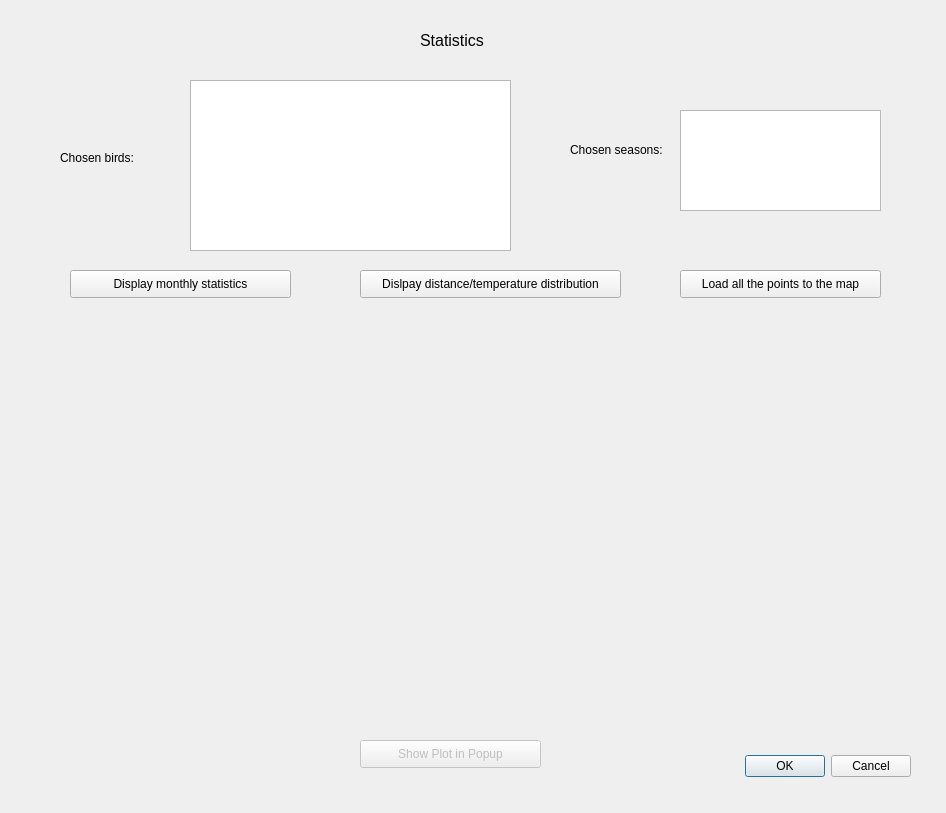
Before: the Qt Designer form movement_analysis/movement_analysis_dialog_results.ui in saadsaifse/flight-analysis, drawn with Qt 5.
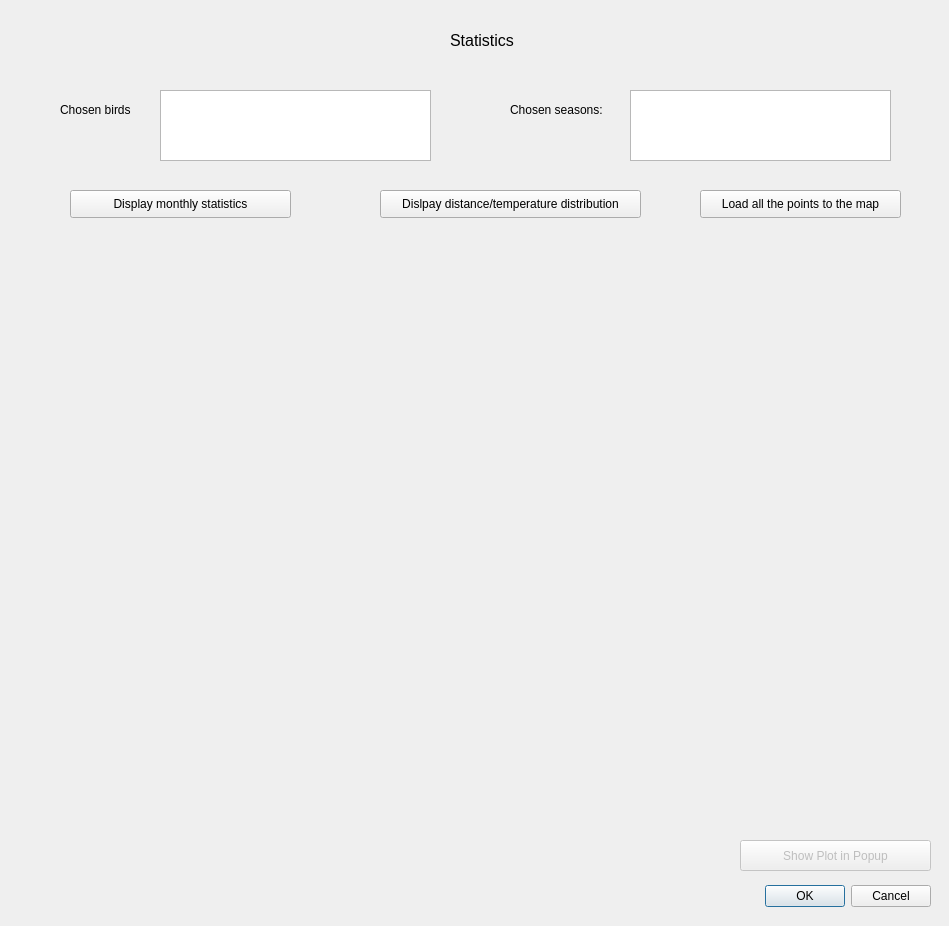
After: the same form once the commit is applied.

What changed in the file:
```diff
--- a/movement_analysis/movement_analysis_dialog_results.ui
+++ b/movement_analysis/movement_analysis_dialog_results.ui
@@ -6,8 +6,8 @@
    <rect>
     <x>0</x>
     <y>0</y>
-    <width>946</width>
-    <height>813</height>
+    <width>949</width>
+    <height>926</height>
    </rect>
   </property>
   <property name="windowTitle">
@@ -16,9 +16,9 @@
   <widget class="QDialogButtonBox" name="button_box">
    <property name="geometry">
     <rect>
-     <x>570</x>
-     <y>750</y>
-     <width>341</width>
+     <x>730</x>
+     <y>880</y>
+     <width>201</width>
      <height>32</height>
     </rect>
    </property>
@@ -32,7 +32,7 @@
   <widget class="QLabel" name="label">
    <property name="geometry">
     <rect>
-     <x>420</x>
+     <x>450</x>
      <y>30</y>
      <width>121</width>
      <height>21</height>
@@ -50,47 +50,21 @@
   <widget class="QLabel" name="statsLabel">
    <property name="geometry">
     <rect>
-     <x>90</x>
-     <y>320</y>
-     <width>731</width>
-     <height>411</height>
+     <x>70</x>
+     <y>230</y>
+     <width>831</width>
+     <height>591</height>
     </rect>
    </property>
    <property name="text">
     <string/>
    </property>
   </widget>
-  <widget class="QPushButton" name="monthlyStatsButton">
-   <property name="geometry">
-    <rect>
-     <x>70</x>
-     <y>270</y>
-     <width>221</width>
-     <height>28</height>
-    </rect>
-   </property>
-   <property name="text">
-    <string>Display monthly statistics</string>
-   </property>
-  </widget>
-  <widget class="QPushButton" name="distTempButton">
-   <property name="geometry">
-    <rect>
-     <x>360</x>
-     <y>270</y>
-     <width>261</width>
-     <height>28</height>
-    </rect>
-   </property>
-   <property name="text">
-    <string>Dislpay distance/temperature distribution</string>
-   </property>
-  </widget>
   <widget class="QPushButton" name="loadToMapButton">
    <property name="geometry">
     <rect>
-     <x>680</x>
-     <y>270</y>
+     <x>700</x>
+     <y>190</y>
      <width>201</width>
      <height>28</height>
     </rect>
@@ -99,44 +73,34 @@
     <string>Load all the points to the map</string>
    </property>
   </widget>
-  <widget class="QTextEdit" name="textEdit">
-   <property name="geometry">
-    <rect>
-     <x>190</x>
-     <y>80</y>
-     <width>321</width>
-     <height>171</height>
-    </rect>
-   </property>
-  </widget>
-  <widget class="QLabel" name="label_3">
-   <property name="geometry">
-    <rect>
-     <x>60</x>
-     <y>150</y>
-     <width>121</width>
-     <height>16</height>
-    </rect>
-   </property>
-   <property name="text">
-    <string>Chosen birds:</string>
-   </property>
-  </widget>
   <widget class="QTextEdit" name="textEdit_2">
+   <property name="enabled">
+    <bool>true</bool>
+   </property>
    <property name="geometry">
     <rect>
-     <x>680</x>
-     <y>110</y>
-     <width>201</width>
-     <height>101</height>
+     <x>630</x>
+     <y>90</y>
+     <width>261</width>
+     <height>71</height>
     </rect>
    </property>
+   <property name="readOnly">
+    <bool>true</bool>
+   </property>
+   <property name="html">
+    <string>&lt;!DOCTYPE HTML PUBLIC &quot;-//W3C//DTD HTML 4.0//EN&quot; &quot;http://www.w3.org/TR/REC-html40/strict.dtd&quot;&gt;
+&lt;html&gt;&lt;head&gt;&lt;meta name=&quot;qrichtext&quot; content=&quot;1&quot; /&gt;&lt;style type=&quot;text/css&quot;&gt;
+p, li { white-space: pre-wrap; }
+&lt;/style&gt;&lt;/head&gt;&lt;body style=&quot; font-family:'MS Shell Dlg 2'; font-size:7.8pt; font-weight:400; font-style:normal;&quot;&gt;
+&lt;p style=&quot;-qt-paragraph-type:empty; margin-top:0px; margin-bottom:0px; margin-left:0px; margin-right:0px; -qt-block-indent:0; text-indent:0px;&quot;&gt;&lt;br /&gt;&lt;/p&gt;&lt;/body&gt;&lt;/html&gt;</string>
+   </property>
   </widget>
   <widget class="QLabel" name="label_4">
    <property name="geometry">
     <rect>
-     <x>570</x>
-     <y>140</y>
+     <x>510</x>
+     <y>100</y>
      <width>111</width>
      <height>20</height>
     </rect>
@@ -151,16 +115,78 @@
    </property>
    <property name="geometry">
     <rect>
-     <x>360</x>
-     <y>740</y>
-     <width>181</width>
-     <height>28</height>
+     <x>740</x>
+     <y>840</y>
+     <width>191</width>
+     <height>31</height>
     </rect>
    </property>
    <property name="text">
     <string>Show Plot in Popup</string>
    </property>
   </widget>
+  <widget class="QTextEdit" name="textEdit">
+   <property name="enabled">
+    <bool>true</bool>
+   </property>
+   <property name="geometry">
+    <rect>
+     <x>160</x>
+     <y>90</y>
+     <width>271</width>
+     <height>71</height>
+    </rect>
+   </property>
+   <property name="readOnly">
+    <bool>true</bool>
+   </property>
+   <property name="html">
+    <string>&lt;!DOCTYPE HTML PUBLIC &quot;-//W3C//DTD HTML 4.0//EN&quot; &quot;http://www.w3.org/TR/REC-html40/strict.dtd&quot;&gt;
+&lt;html&gt;&lt;head&gt;&lt;meta name=&quot;qrichtext&quot; content=&quot;1&quot; /&gt;&lt;style type=&quot;text/css&quot;&gt;
+p, li { white-space: pre-wrap; }
+&lt;/style&gt;&lt;/head&gt;&lt;body style=&quot; font-family:'MS Shell Dlg 2'; font-size:7.8pt; font-weight:400; font-style:normal;&quot;&gt;
+&lt;p style=&quot;-qt-paragraph-type:empty; margin-top:0px; margin-bottom:0px; margin-left:0px; margin-right:0px; -qt-block-indent:0; text-indent:0px;&quot;&gt;&lt;br /&gt;&lt;/p&gt;&lt;/body&gt;&lt;/html&gt;</string>
+   </property>
+  </widget>
+  <widget class="QLabel" name="label_5">
+   <property name="geometry">
+    <rect>
+     <x>60</x>
+     <y>100</y>
+     <width>111</width>
+     <height>20</height>
+    </rect>
+   </property>
+   <property name="text">
+    <string>Chosen birds</string>
+   </property>
+  </widget>
+  <widget class="QPushButton" name="distTempButton">
+   <property name="geometry">
+    <rect>
+     <x>380</x>
+     <y>190</y>
+     <width>261</width>
+     <height>28</height>
+    </rect>
+   </property>
+   <property name="text">
+    <string>Dislpay distance/temperature distribution</string>
+   </property>
+  </widget>
+  <widget class="QPushButton" name="monthlyStatsButton">
+   <property name="geometry">
+    <rect>
+     <x>70</x>
+     <y>190</y>
+     <width>221</width>
+     <height>28</height>
+    </rect>
+   </property>
+   <property name="text">
+    <string>Display monthly statistics</string>
+   </property>
+  </widget>
  </widget>
  <resources/>
  <connections>
```
